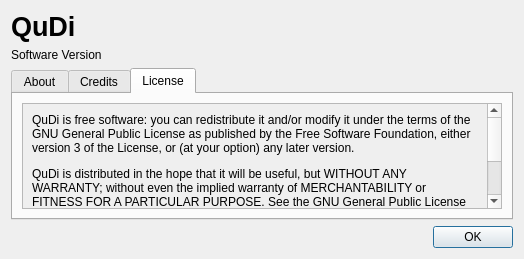
Ulm-IQO/qudi, file gui/manager/ui_about.ui: the form before one commit.
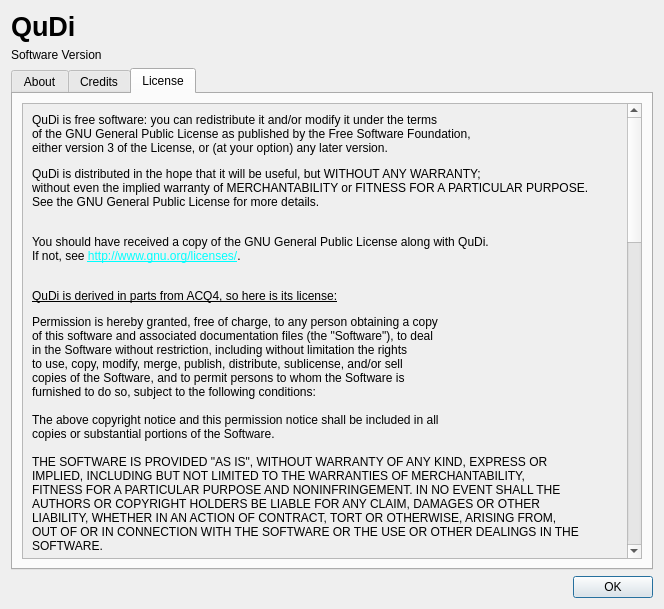
The form after the commit. The open tabs and pages were chosen to show the change.

The edit to the form file:
```diff
--- a/gui/manager/ui_about.ui
+++ b/gui/manager/ui_about.ui
@@ -6,8 +6,8 @@
    <rect>
     <x>0</x>
     <y>0</y>
-    <width>524</width>
-    <height>259</height>
+    <width>664</width>
+    <height>609</height>
    </rect>
   </property>
   <property name="sizePolicy">
@@ -127,15 +127,136 @@
            <rect>
             <x>0</x>
             <y>0</y>
-            <width>468</width>
-            <height>168</height>
+            <width>608</width>
+            <height>1566</height>
            </rect>
           </property>
           <layout class="QVBoxLayout" name="verticalLayout_4">
            <item>
             <widget class="QLabel" name="aboutText_3">
              <property name="text">
-              <string>&lt;html&gt;&lt;head/&gt;&lt;body&gt;&lt;p&gt;QuDi is free software: you can redistribute it and/or modify it under the terms of the GNU General Public License as published by the Free Software Foundation, either version 3 of the License, or (at your option) any later version.&lt;/p&gt;&lt;p&gt;QuDi is distributed in the hope that it will be useful, but WITHOUT ANY WARRANTY; without even the implied warranty of MERCHANTABILITY or FITNESS FOR A PARTICULAR PURPOSE. See the GNU General Public License for more details.&lt;/p&gt;&lt;p&gt;You should have received a copy of the GNU General Public License along with QuDi. If not, see &lt;a href=&quot;http://www.gnu.org/licenses/&quot;&gt;&lt;span style=&quot; text-decoration: underline; color:#00ffff;&quot;&gt;http://www.gnu.org/licenses/&lt;/span&gt;&lt;/a&gt;.&lt;br/&gt;&lt;/p&gt;&lt;/body&gt;&lt;/html&gt;</string>
+              <string>&lt;html&gt;
+&lt;head/&gt;
+&lt;body&gt;
+&lt;p&gt;&lt;span style=&quot; font-family:'monospace';&quot;&gt;
+QuDi is free software: you can redistribute it and/or modify it under the terms &lt;br/&gt;
+of the GNU General Public License as published by the Free Software Foundation,&lt;br/&gt;
+either version 3 of the License, or (at your option) any later version.
+&lt;/span&gt;&lt;/p&gt;
+&lt;p&gt;&lt;span style=&quot; font-family:'monospace';&quot;&gt;
+QuDi is distributed in the hope that it will be useful, but WITHOUT ANY WARRANTY;&lt;br/&gt;
+without even the implied warranty of MERCHANTABILITY or FITNESS FOR A PARTICULAR PURPOSE.&lt;br/&gt;
+See the GNU General Public License for more details.&lt;br/&gt;
+&lt;/span&gt;
+&lt;/p&gt;&lt;p&gt;&lt;span style=&quot; font-family:'monospace';&quot;&gt;
+You should have received a copy of the GNU General Public License along with QuDi.&lt;br/&gt;
+If not, see
+&lt;/span&gt;
+&lt;a href=&quot;http://www.gnu.org/licenses/&quot;&gt;&lt;span style=&quot; text-decoration: underline; color:#00ffff;&quot;&gt;http://www.gnu.org/licenses/&lt;/span&gt;&lt;/a&gt;.&lt;br/&gt;
+&lt;/p&gt;
+&lt;p&gt;&lt;span style=&quot; text-decoration: underline;&quot;&gt;
+QuDi is derived in parts from ACQ4, so here is its license:&lt;/span&gt;&lt;/p&gt;
+&lt;p&gt;&lt;span style=&quot; font-family:'monospace';&quot;&gt;
+Permission is hereby granted, free of charge, to any person obtaining a copy &lt;br/&gt;
+of this software and associated documentation files (the &amp;quot;Software&amp;quot;), to deal &lt;br/&gt;
+in the Software without restriction, including without limitation the rights &lt;br/&gt;
+to use, copy, modify, merge, publish, distribute, sublicense, and/or sell &lt;br/&gt;
+copies of the Software, and to permit persons to whom the Software is &lt;br/&gt;
+furnished to do so, subject to the following conditions: &lt;br/&gt;
+&lt;br/&gt;
+The above copyright notice and this permission notice shall be included in all &lt;br/&gt;
+copies or substantial portions of the Software. &lt;br/&gt;
+&lt;br/&gt;
+THE SOFTWARE IS PROVIDED &amp;quot;AS IS&amp;quot;, WITHOUT WARRANTY OF ANY KIND, EXPRESS OR &lt;br/&gt;
+IMPLIED, INCLUDING BUT NOT LIMITED TO THE WARRANTIES OF MERCHANTABILITY, &lt;br/&gt;
+FITNESS FOR A PARTICULAR PURPOSE AND NONINFRINGEMENT. IN NO EVENT SHALL THE &lt;br/&gt;
+AUTHORS OR COPYRIGHT HOLDERS BE LIABLE FOR ANY CLAIM, DAMAGES OR OTHER &lt;br/&gt;
+LIABILITY, WHETHER IN AN ACTION OF CONTRACT, TORT OR OTHERWISE, ARISING FROM, &lt;br/&gt;
+OUT OF OR IN CONNECTION WITH THE SOFTWARE OR THE USE OR OTHER DEALINGS IN THE &lt;br/&gt;
+SOFTWARE.&lt;br/&gt;
+&lt;/span&gt;&lt;/p&gt;
+&lt;p&gt;&lt;span style=&quot; font-family:'monospace'; text-decoration: underline;&quot;&gt;
+Parts of QuDi are derived from IPython, which is licensed as follows:
+&lt;/span&gt;&lt;/p&gt;
+&lt;p&gt;&lt;span style=&quot; font-family:'monospace';&quot;&gt;
+&lt;br/&gt;
+This project is licensed under the terms of the Modified BSD License &lt;br/&gt;
+(also known as New or Revised or 3-Clause BSD), as follows: &lt;br/&gt;
+&lt;br/&gt;
+- Copyright (c) 2015, IPython Development Team &lt;br/&gt;
+&lt;br/&gt;
+All rights reserved. &lt;br/&gt;
+&lt;br/&gt;
+Redistribution and use in source and binary forms, with or without &lt;br/&gt;
+modification, are permitted provided that the following conditions are met: &lt;br/&gt;
+&lt;br/&gt;
+Redistributions of source code must retain the above copyright notice, this &lt;br/&gt;
+list of conditions and the following disclaimer. &lt;br/&gt;
+&lt;br/&gt;
+Redistributions in binary form must reproduce the above copyright notice, this &lt;br/&gt;
+list of conditions and the following disclaimer in the documentation and/or &lt;br/&gt;
+other materials provided with the distribution. &lt;br/&gt;
+&lt;br/&gt;
+Neither the name of the IPython Development Team nor the names of its &lt;br/&gt;
+contributors may be used to endorse or promote products derived from this &lt;br/&gt;
+software without specific prior written permission. &lt;br/&gt;
+&lt;br/&gt;
+THIS SOFTWARE IS PROVIDED BY THE COPYRIGHT HOLDERS AND CONTRIBUTORS &amp;quot;AS IS&amp;quot; AND &lt;br/&gt;
+ANY EXPRESS OR IMPLIED WARRANTIES, INCLUDING, BUT NOT LIMITED TO, THE IMPLIED &lt;br/&gt;
+WARRANTIES OF MERCHANTABILITY AND FITNESS FOR A PARTICULAR PURPOSE ARE &lt;br/&gt;
+DISCLAIMED. IN NO EVENT SHALL THE COPYRIGHT OWNER OR CONTRIBUTORS BE LIABLE &lt;br/&gt;
+FOR ANY DIRECT, INDIRECT, INCIDENTAL, SPECIAL, EXEMPLARY, OR CONSEQUENTIAL &lt;br/&gt;
+DAMAGES (INCLUDING, BUT NOT LIMITED TO, PROCUREMENT OF SUBSTITUTE GOODS OR &lt;br/&gt;
+SERVICES; LOSS OF USE, DATA, OR PROFITS; OR BUSINESS INTERRUPTION) HOWEVER &lt;br/&gt;
+CAUSED AND ON ANY THEORY OF LIABILITY, WHETHER IN CONTRACT, STRICT LIABILITY, &lt;br/&gt;
+OR TORT (INCLUDING NEGLIGENCE OR OTHERWISE) ARISING IN ANY WAY OUT OF THE USE &lt;br/&gt;
+OF THIS SOFTWARE, EVEN IF ADVISED OF THE POSSIBILITY OF SUCH DAMAGE. &lt;br/&gt;
+&lt;br/&gt;
+About the IPython Development Team &lt;br/&gt;
+&lt;br/&gt;
+The IPython Development Team is the set of all contributors to the IPython project. &lt;br/&gt;
+This includes all of the IPython subprojects. &lt;br/&gt;&lt;br/&gt;The core team that coordinates development on GitHub can be found here: &lt;br/&gt;
+&lt;/span&gt;
+&lt;a href=&quot;https://github.com/ipython/&quot;&gt;&lt;span style=&quot; text-decoration: underline; color:#2980b9;&quot;&gt;https://github.com/ipython/&lt;/span&gt;&lt;/a&gt;
+&lt;span style=&quot; font-family:'monospace';&quot;&gt;.&lt;br/&gt;&lt;br/&gt;&lt;/span&gt;
+&lt;span style=&quot; font-family:'monospace'; text-decoration: underline;&quot;&gt;
+Parts of QuDi are derived from SciPy, which is licensed as follows:
+&lt;/span&gt;&lt;/p&gt;
+&lt;p&gt;&lt;span style=&quot; font-family:'monospace';&quot;&gt;
+Copyright (c) 2001, 2002 Enthought, Inc. &lt;br/&gt;
+All rights reserved. &lt;br/&gt;
+&lt;br/&gt;
+Copyright (c) 2003-2016 SciPy Developers. &lt;br/&gt;
+All rights reserved. &lt;br/&gt;
+&lt;br/&gt;
+Redistribution and use in source and binary forms, with or without &lt;br/&gt;
+modification, are permitted provided that the following conditions are met: &lt;br/&gt;
+&lt;br/&gt;
+a. Redistributions of source code must retain the above copyright notice, &lt;br/&gt;
+this list of conditions and the following disclaimer. &lt;br/&gt;
+b. Redistributions in binary form must reproduce the above copyright &lt;br/&gt;
+notice, this list of conditions and the following disclaimer in the &lt;br/&gt;
+documentation and/or other materials provided with the distribution. &lt;br/&gt;
+c. Neither the name of Enthought nor the names of the SciPy Developers &lt;br/&gt;
+may be used to endorse or promote products derived from this software &lt;br/&gt;
+without specific prior written permission. &lt;br/&gt;
+&lt;br/&gt;
+&lt;br/&gt;
+THIS SOFTWARE IS PROVIDED BY THE COPYRIGHT HOLDERS AND CONTRIBUTORS &amp;quot;AS IS&amp;quot; &lt;br/&gt;
+AND ANY EXPRESS OR IMPLIED WARRANTIES, INCLUDING, BUT NOT LIMITED TO, THE &lt;br/&gt;
+IMPLIED WARRANTIES OF MERCHANTABILITY AND FITNESS FOR A PARTICULAR PURPOSE &lt;br/&gt;
+ARE DISCLAIMED. IN NO EVENT SHALL THE COPYRIGHT HOLDERS OR CONTRIBUTORS &lt;br/&gt;
+BE LIABLE FOR ANY DIRECT, INDIRECT, INCIDENTAL, SPECIAL, EXEMPLARY, &lt;br/&gt;
+OR CONSEQUENTIAL DAMAGES (INCLUDING, BUT NOT LIMITED TO, PROCUREMENT OF &lt;br/&gt;
+SUBSTITUTE GOODS OR SERVICES; LOSS OF USE, DATA, OR PROFITS; OR BUSINESS &lt;br/&gt;
+INTERRUPTION) HOWEVER CAUSED AND ON ANY THEORY OF LIABILITY, WHETHER IN &lt;br/&gt;
+CONTRACT, STRICT LIABILITY, OR TORT (INCLUDING NEGLIGENCE OR OTHERWISE) &lt;br/&gt;
+ARISING IN ANY WAY OUT OF THE USE OF THIS SOFTWARE, EVEN IF ADVISED OF &lt;br/&gt;
+THE POSSIBILITY OF SUCH DAMAGE.&lt;br/&gt;
+&lt;br/&gt;
+&lt;/span&gt;&lt;/p&gt;
+&lt;/body&gt;
+&lt;/html&gt;</string>
              </property>
              <property name="wordWrap">
               <bool>true</bool>
```
Left out of the diff: 6 changed lines with no effect on the pictures.
